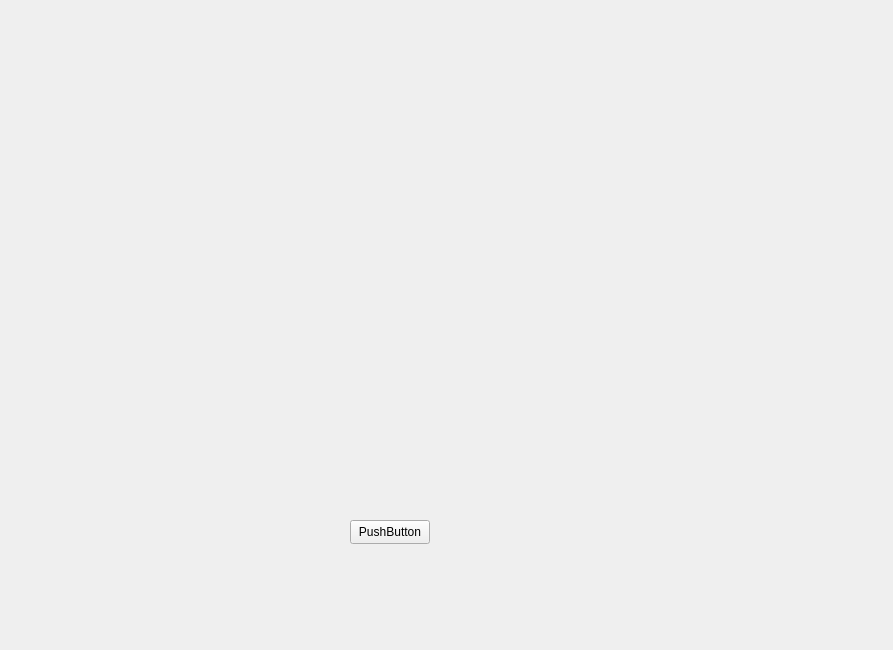
First picture: the form in radioform.ui, repository monarxy/MusicPlayer, before the edit.
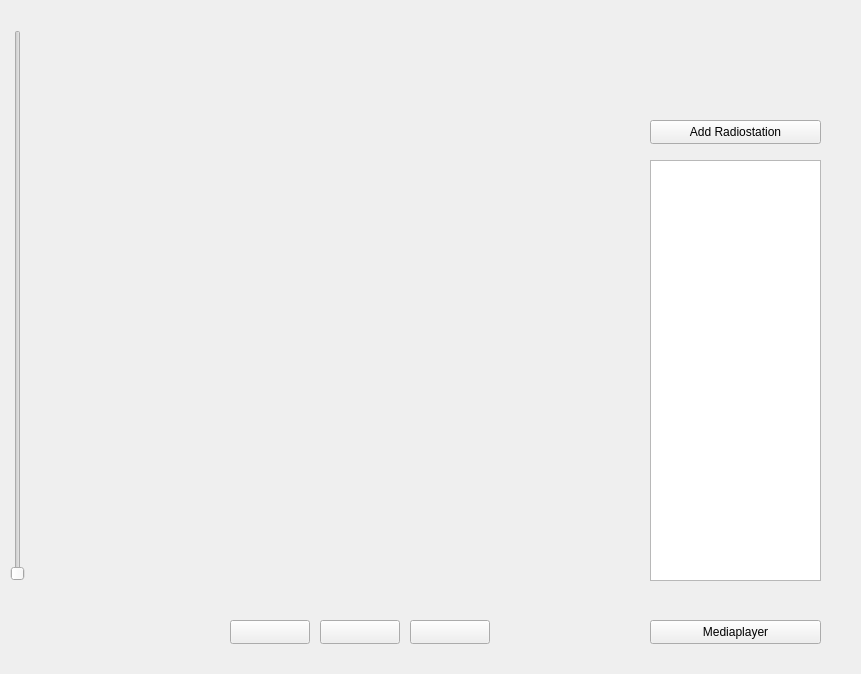
Second picture: the form after the edit.

Diff of the .ui file:
```diff
--- a/radioform.ui
+++ b/radioform.ui
@@ -2,12 +2,15 @@
 <ui version="4.0">
  <class>RadioForm</class>
  <widget class="QWidget" name="RadioForm">
+  <property name="enabled">
+   <bool>true</bool>
+  </property>
   <property name="geometry">
    <rect>
     <x>0</x>
     <y>0</y>
-    <width>893</width>
-    <height>650</height>
+    <width>861</width>
+    <height>674</height>
    </rect>
   </property>
   <property name="windowTitle">
@@ -16,14 +19,89 @@
   <widget class="QPushButton" name="pushButton">
    <property name="geometry">
     <rect>
-     <x>350</x>
-     <y>520</y>
+     <x>320</x>
+     <y>620</y>
      <width>80</width>
      <height>24</height>
     </rect>
    </property>
    <property name="text">
-    <string>PushButton</string>
+    <string/>
+   </property>
+  </widget>
+  <widget class="QPushButton" name="pushButton_2">
+   <property name="geometry">
+    <rect>
+     <x>410</x>
+     <y>620</y>
+     <width>80</width>
+     <height>24</height>
+    </rect>
+   </property>
+   <property name="text">
+    <string/>
+   </property>
+  </widget>
+  <widget class="QPushButton" name="pushButton_3">
+   <property name="geometry">
+    <rect>
+     <x>230</x>
+     <y>620</y>
+     <width>80</width>
+     <height>24</height>
+    </rect>
+   </property>
+   <property name="text">
+    <string/>
+   </property>
+  </widget>
+  <widget class="QTableView" name="playlistView">
+   <property name="geometry">
+    <rect>
+     <x>650</x>
+     <y>160</y>
+     <width>171</width>
+     <height>421</height>
+    </rect>
+   </property>
+  </widget>
+  <widget class="QSlider" name="verticalSlider">
+   <property name="geometry">
+    <rect>
+     <x>10</x>
+     <y>30</y>
+     <width>16</width>
+     <height>551</height>
+    </rect>
+   </property>
+   <property name="orientation">
+    <enum>Qt::Vertical</enum>
+   </property>
+  </widget>
+  <widget class="QPushButton" name="pushButton_4">
+   <property name="geometry">
+    <rect>
+     <x>650</x>
+     <y>120</y>
+     <width>171</width>
+     <height>24</height>
+    </rect>
+   </property>
+   <property name="text">
+    <string>Add Radiostation</string>
+   </property>
+  </widget>
+  <widget class="QPushButton" name="pushButton_5">
+   <property name="geometry">
+    <rect>
+     <x>650</x>
+     <y>620</y>
+     <width>171</width>
+     <height>24</height>
+    </rect>
+   </property>
+   <property name="text">
+    <string>Mediaplayer</string>
    </property>
   </widget>
  </widget>
```
